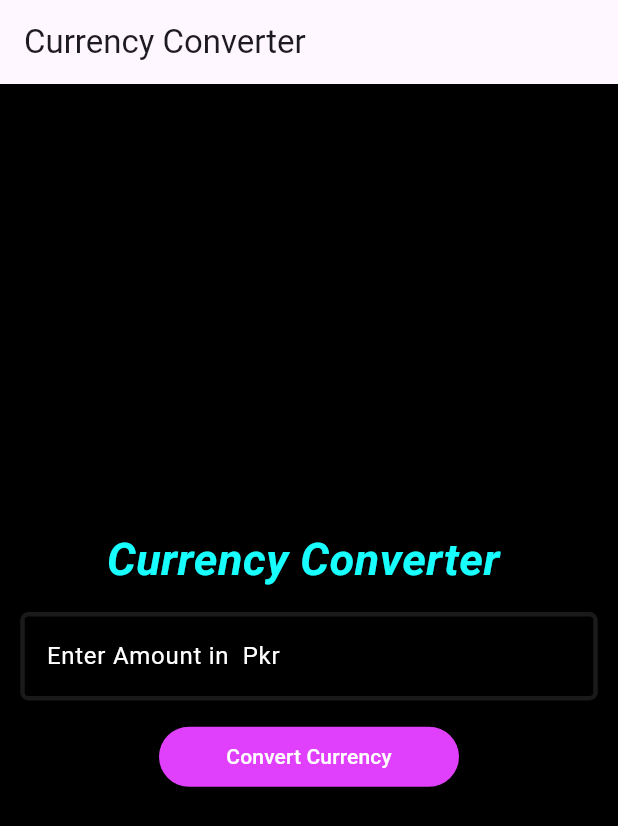
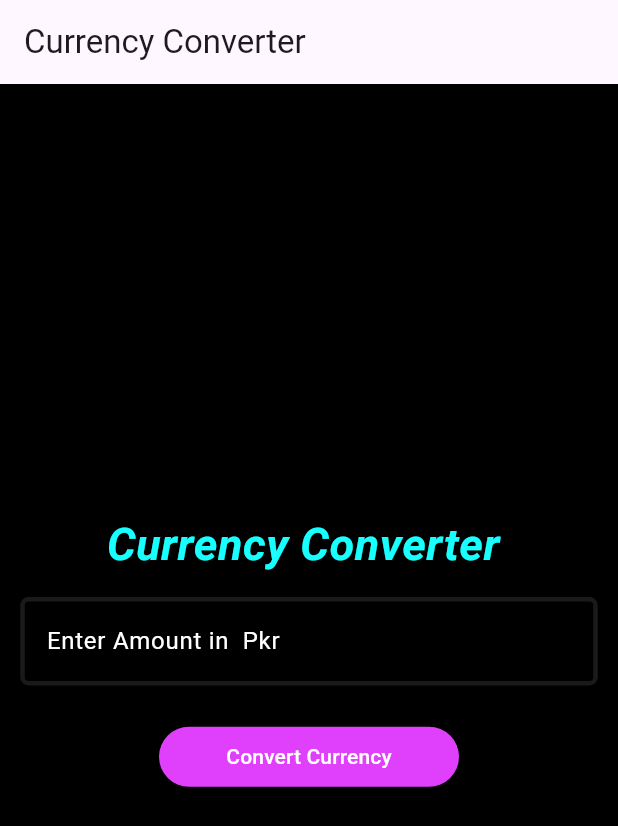
Before and after one commit to sheikhmuhammadzain/Mobile-App-Development, a Flutter app: the screen it shows after launch, on a phone screen of 412 x 824 dp. Shown: the top 826 px of the screen. Run offline on Flutter 3.47's test engine with Material 3 defaults, Android fonts, the phone set to English and light mode, and no system bars.

```diff
--- /dev/null
+++ b/Currencyconverter/currency/lib/currency_button.dart
@@ -0,0 +1,24 @@
+import 'package:flutter/material.dart';
+
+
+class CurrencyButton extends StatelessWidget {
+  const CurrencyButton({super.key});
+
+  @override
+  Widget build(BuildContext context) {
+    return  TextButton(
+            onPressed: null,
+            child: const Text(
+              'Convert Currency',
+              style: TextStyle(color: Colors.white),
+            ),
+            style: ButtonStyle(
+              fixedSize: WidgetStatePropertyAll(
+                Size(200, 40),
+              ),
+              backgroundColor: WidgetStatePropertyAll(Colors.purpleAccent),
+              foregroundColor: WidgetStatePropertyAll(Colors.orangeAccent),
+            ),
+          );
+  }
+}
--- a/Currencyconverter/currency/lib/currency_text.dart
+++ b/Currencyconverter/currency/lib/currency_text.dart
@@ -1,3 +1,4 @@
+import 'package:currency/currency_button.dart';
 import 'package:currency/currency_input.dart';
 import 'package:flutter/material.dart';
 
@@ -24,20 +25,10 @@ class CurrencyText extends StatelessWidget {
             child: CurrencyInput(),
           ),
 
-          TextButton(
-            onPressed: null,
-            child: const Text(
-              'Convert Currency',
-              style: TextStyle(color: Colors.white),
-            ),
-            style: ButtonStyle(
-              fixedSize: WidgetStatePropertyAll(
-                Size(200, 40),
-              ),
-              backgroundColor: WidgetStatePropertyAll(Colors.purpleAccent),
-              foregroundColor: WidgetStatePropertyAll(Colors.orangeAccent),
-            ),
-          )
+          Padding(
+            padding: EdgeInsets.all(10.0),
+            child: CurrencyButton(),
+          ),
           //text button
         ],
       ),
--- /dev/null
+++ b/Quiz_1/quiz1/lib/currency_button.dart
@@ -0,0 +1,17 @@
+import 'package:flutter/material.dart';
+
+class CurrencyButton extends StatelessWidget {
+  const CurrencyButton({super.key});
+
+  @override
+  Widget build(BuildContext context) {
+    return TextButton(
+        style:
+            ButtonStyle(backgroundColor: WidgetStatePropertyAll(Colors.amber)),
+        onPressed: null,
+        child: Text(
+          'Convert',
+          style: TextStyle(color: Colors.black),
+        ));
+  }
+}
--- /dev/null
+++ b/Quiz_1/quiz1/lib/currency_text.dart
@@ -0,0 +1,13 @@
+import 'package:flutter/material.dart';
+
+class CurrencyText extends StatelessWidget {
+  const CurrencyText({super.key});
+
+  @override
+  Widget build(BuildContext context) {
+    return Text(
+      'Currency Converter',
+      style: TextStyle(fontSize: 50.0),
+    );
+  }
+}
```
Also changed, not shown: Quiz_1/quiz1/analysis_options.yaml (added, +28 -0 lines), Quiz_1/quiz1/lib/currency_input.dart (added, +30 -0 lines), Quiz_1/quiz1/lib/main.dart (added, +38 -0 lines), Quiz_1/quiz1/pubspec.yaml (added, +90 -0 lines), Quiz_1/quiz1/pubspec.lock (added), 124 other files.
